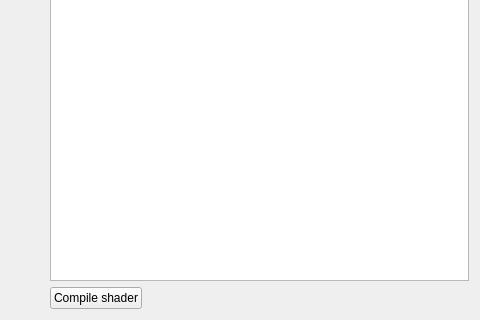
Above: PyShaderPlayground/ShaderPlayground.ui from utak3r/PyShaderPlayground before the change; both pictures show x 387 to 867 and y 161 to 481 of the 867 by 481 pixel window. Below: the same form after it.
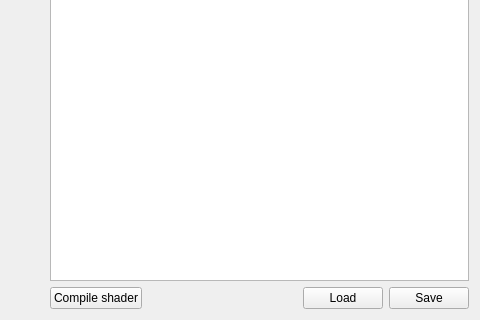
That is the form after the change.

Commit message: Save to/Load from file

What changed in the file:
```diff
--- a/PyShaderPlayground/ShaderPlayground.ui
+++ b/PyShaderPlayground/ShaderPlayground.ui
@@ -13,10 +13,25 @@
   <property name="windowTitle">
    <string>Form</string>
   </property>
-  <layout class="QVBoxLayout" name="verticalLayout_2">
+  <layout class="QVBoxLayout" name="verticalLayout_3">
    <item>
     <layout class="QHBoxLayout" name="horizontalLayout_2">
      <item>
+      <layout class="QVBoxLayout" name="verticalLayout_2">
+       <item>
+        <spacer name="verticalSpacer">
+         <property name="orientation">
+          <enum>Qt::Vertical</enum>
+         </property>
+         <property name="sizeHint" stdset="0">
+          <size>
+           <width>20</width>
+           <height>40</height>
+          </size>
+         </property>
+        </spacer>
+       </item>
+       <item>
       <widget class="QWidget" name="player" native="true">
        <property name="sizePolicy">
         <sizepolicy hsizetype="Expanding" vsizetype="Expanding">
@@ -27,6 +42,21 @@
       </widget>
      </item>
      <item>
+        <spacer name="verticalSpacer_2">
+         <property name="orientation">
+          <enum>Qt::Vertical</enum>
+         </property>
+         <property name="sizeHint" stdset="0">
+          <size>
+           <width>20</width>
+           <height>40</height>
+          </size>
+         </property>
+        </spacer>
+       </item>
+      </layout>
+     </item>
+     <item>
       <layout class="QVBoxLayout" name="verticalLayout">
        <item>
         <widget class="QTextEdit" name="txtShaderEditor"/>
@@ -53,6 +83,20 @@
            </property>
           </spacer>
          </item>
+         <item>
+          <widget class="QPushButton" name="btnLoadFile">
+           <property name="text">
+            <string>Load</string>
+           </property>
+          </widget>
+         </item>
+         <item>
+          <widget class="QPushButton" name="btnSaveFile">
+           <property name="text">
+            <string>Save</string>
+           </property>
+          </widget>
+         </item>
         </layout>
        </item>
       </layout>
```
Lines whose indentation alone changed are shown as unchanged. The commit also changes 1 other file.
